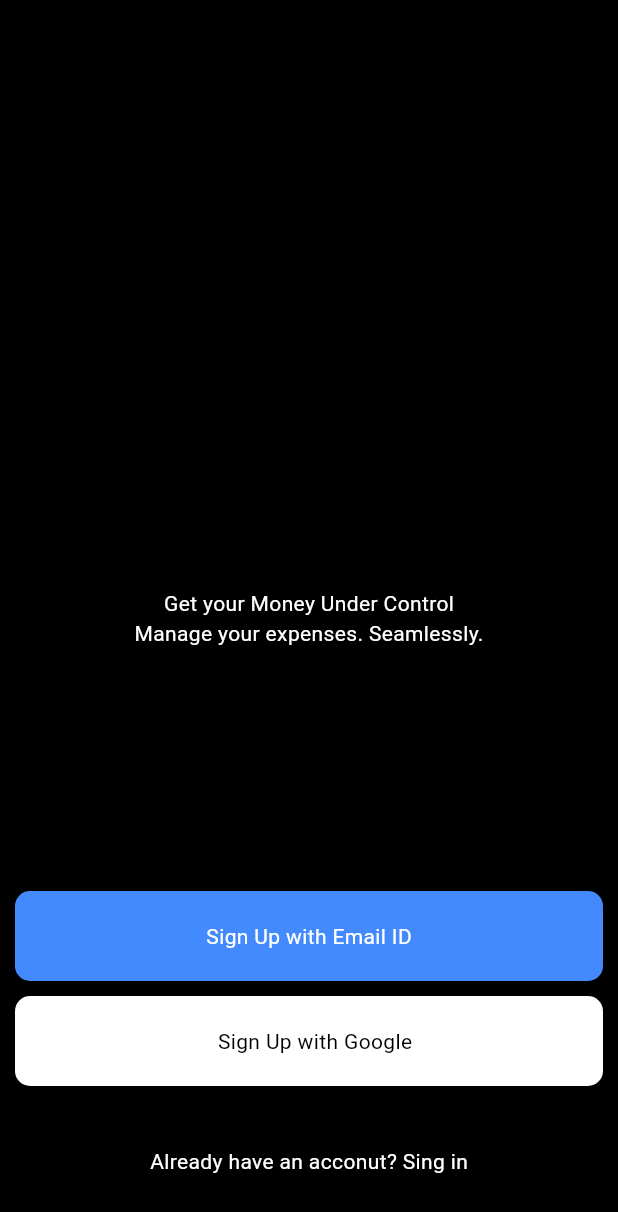
After one commit to VinicioSantosOliveira/exercicio_login, a Flutter app: the screen it shows after launch, on a phone screen of 412 x 824 dp. The commit adds this screen. Shown: the top 1212 px of the screen. Run offline on Flutter 3.47's test engine with Material 3 defaults, Android fonts, the phone set to English and light mode, and no system bars.

Commit message:
feat: separaçao de estrutura, concerto visual

```diff
--- /dev/null
+++ b/lib/login_page.dart
@@ -0,0 +1,96 @@
+import 'package:flutter/material.dart';
+
+class LoginPage extends StatelessWidget {
+  const LoginPage({super.key});
+
+  @override
+  Widget build(BuildContext context) {
+    return Scaffold(
+      backgroundColor: Colors.black,
+      body: SizedBox(
+        height: double.infinity,
+        width: double.infinity,
+        child: Stack(
+          alignment: Alignment.bottomCenter,
+          children: [
+            const Column(
+              mainAxisAlignment: MainAxisAlignment.center,
+              children: [
+                Text(
+                  'Get your Money Under Control',
+                  style: TextStyle(color: Colors.white),
+                ),
+                Text(
+                  "Manage your expenses. Seamlessly.",
+                  style: TextStyle(color: Colors.white),
+                ),
+              ],
+            ),
+            //Buttom
+            Column(
+              mainAxisAlignment: MainAxisAlignment.end,
+              children: [
+                Container(
+                  height: 60,
+                  width: double.infinity,
+                  margin: const EdgeInsets.only(
+                    left: 10,
+                    right: 10,
+                    bottom: 10,
+                  ),
+                  decoration: const BoxDecoration(
+                    color: Colors.blueAccent,
+                    borderRadius: BorderRadius.all(
+                      Radius.circular(10),
+                    ),
+                  ),
+                  child: const Center(
+                    child: Text(
+                      'Sign Up with Email ID',
+                      style: TextStyle(color: Colors.white),
+                    ),
+                  ),
+                ),
+                Container(
+                  height: 60,
+                  width: double.infinity,
+                  margin: const EdgeInsets.only(
+                    left: 10,
+                    right: 10,
+                    bottom: 100,
+                  ),
+                  decoration: const BoxDecoration(
+                    color: Colors.white,
+                    borderRadius: BorderRadius.all(
+                      Radius.circular(10),
+                    ),
+                  ),
+                  child: const Row(
+                    mainAxisAlignment: MainAxisAlignment.center,
+                    children: [
+                      ButtonBar(
+                        buttonPadding: EdgeInsets.all(8.0),
+                      ),
+                      Text(
+                        'Sign Up with Google',
+                        style: TextStyle(color: Colors.black),
+                      ),
+                    ],
+                  ),
+                ),
+              ],
+            ),
+            const Align(
+              alignment: Alignment.bottomCenter,
+              child: Padding(
+                padding: EdgeInsets.only(bottom: 40),
+                child: Text('Already have an acconut? Sing in',
+                    style: TextStyle(color: Colors.white)),
+              ),
+            ),
+          ],
+        ),
+      ),
+    );
+  }
+}
--- /dev/null
+++ b/lib/my_app.dart
@@ -0,0 +1,13 @@
+import 'package:flutter/material.dart';
+import 'login_page.dart';
+
+class MyApp extends StatelessWidget {
+  const MyApp({super.key});
+
+  @override
+  Widget build(BuildContext context) {
+    return const MaterialApp(
+      home: LoginPage(),
+    );
+  }
+}
```
Also changed, not shown: lib/main.dart (+1 -84 lines).
